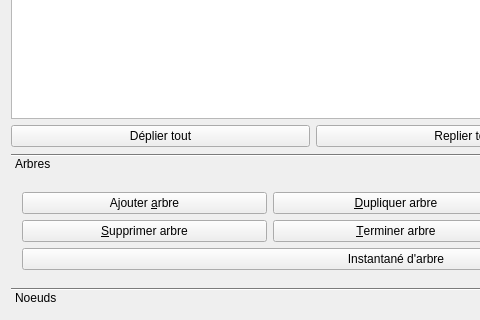
This is formedittree.ui in GiPiLab/ProtonClassicSuite as Qt 5 draws it before an edit; both pictures show x 0 to 480 and y 131 to 451 of the 792 by 451 pixel window. The edited form follows.
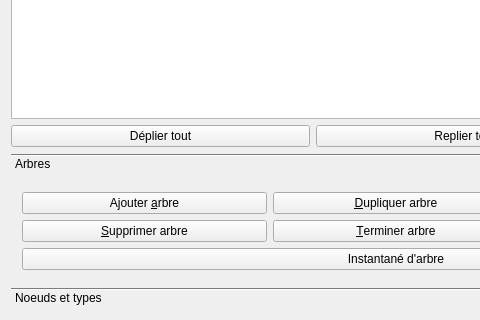
This is the edited form.

```diff
--- a/formedittree.ui
+++ b/formedittree.ui
@@ -159,7 +159,7 @@
        </rect>
       </property>
       <attribute name="label">
-       <string>Noeuds</string>
+       <string>Noeuds et types</string>
       </attribute>
       <layout class="QGridLayout" name="gridLayout">
        <item row="0" column="0">
```
